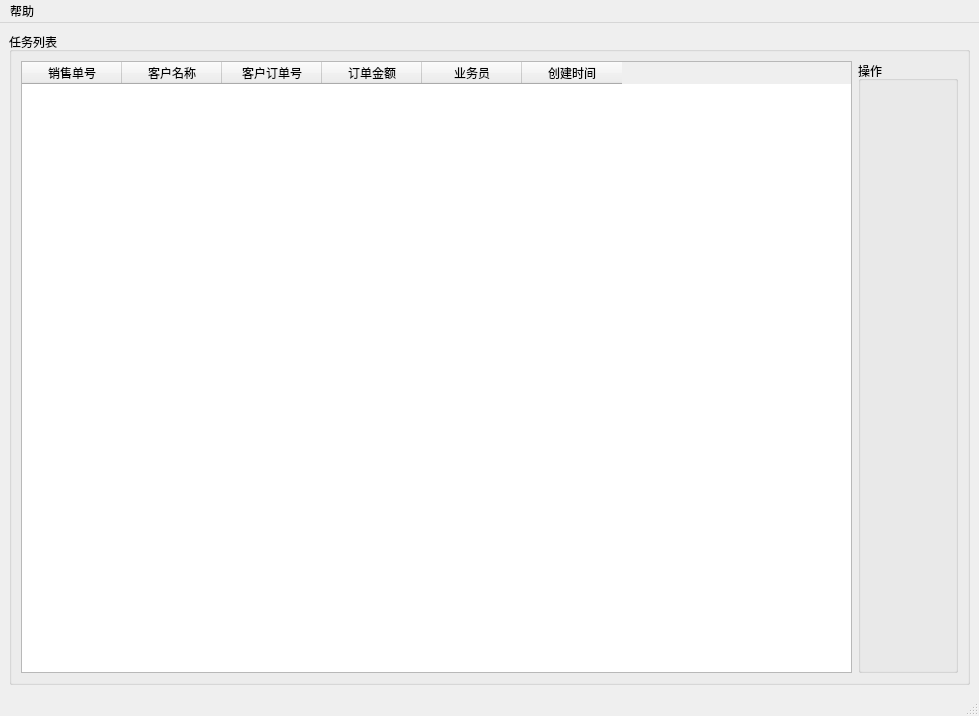
izerui/scanrun, file ui/home.ui: the form before one commit.
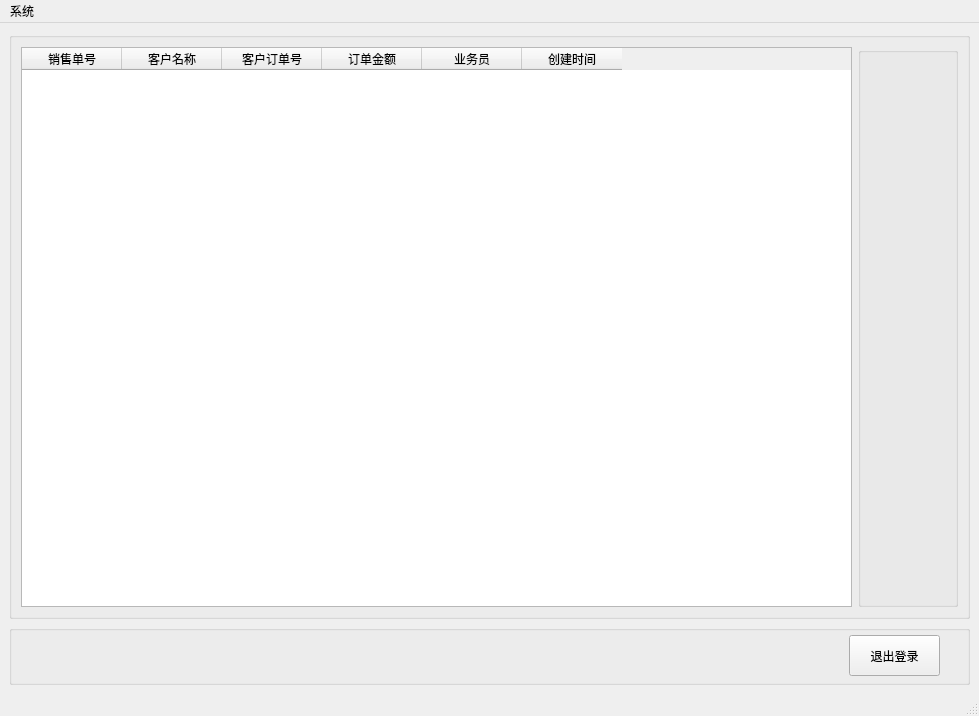
The form after the commit. Icons and pictures are not drawn.

Commit message: 增加退出登录事件

Patch:
```diff
--- a/ui/home.ui
+++ b/ui/home.ui
@@ -18,7 +18,7 @@
     <item row="1" column="0">
      <widget class="QGroupBox" name="groupBox">
       <property name="title">
-       <string>任务列表</string>
+       <string/>
       </property>
       <layout class="QGridLayout" name="gridLayout_2">
        <item row="0" column="0">
@@ -64,13 +64,44 @@
           </size>
          </property>
          <property name="title">
-          <string>操作</string>
+          <string/>
          </property>
         </widget>
        </item>
       </layout>
      </widget>
     </item>
+    <item row="2" column="0">
+     <widget class="QGroupBox" name="groupBox_3">
+      <property name="minimumSize">
+       <size>
+        <width>0</width>
+        <height>60</height>
+       </size>
+      </property>
+      <property name="title">
+       <string/>
+      </property>
+      <widget class="QPushButton" name="pushButton">
+       <property name="geometry">
+        <rect>
+         <x>840</x>
+         <y>10</y>
+         <width>91</width>
+         <height>41</height>
+        </rect>
+       </property>
+       <property name="text">
+        <string>退出登录</string>
+       </property>
+       <property name="icon">
+        <iconset>
+         <normalon>:/logo/pic/logout.png</normalon>
+        </iconset>
+       </property>
+      </widget>
+     </widget>
+    </item>
    </layout>
   </widget>
   <widget class="QMenuBar" name="menubar">
@@ -84,7 +115,7 @@
    </property>
    <widget class="QMenu" name="menu">
     <property name="title">
-     <string>帮助</string>
+     <string>系统</string>
     </property>
     <addaction name="action"/>
    </widget>
```
Left out of the diff: 21 changed lines with no effect on the pictures. The commit also changes 10 other files.
